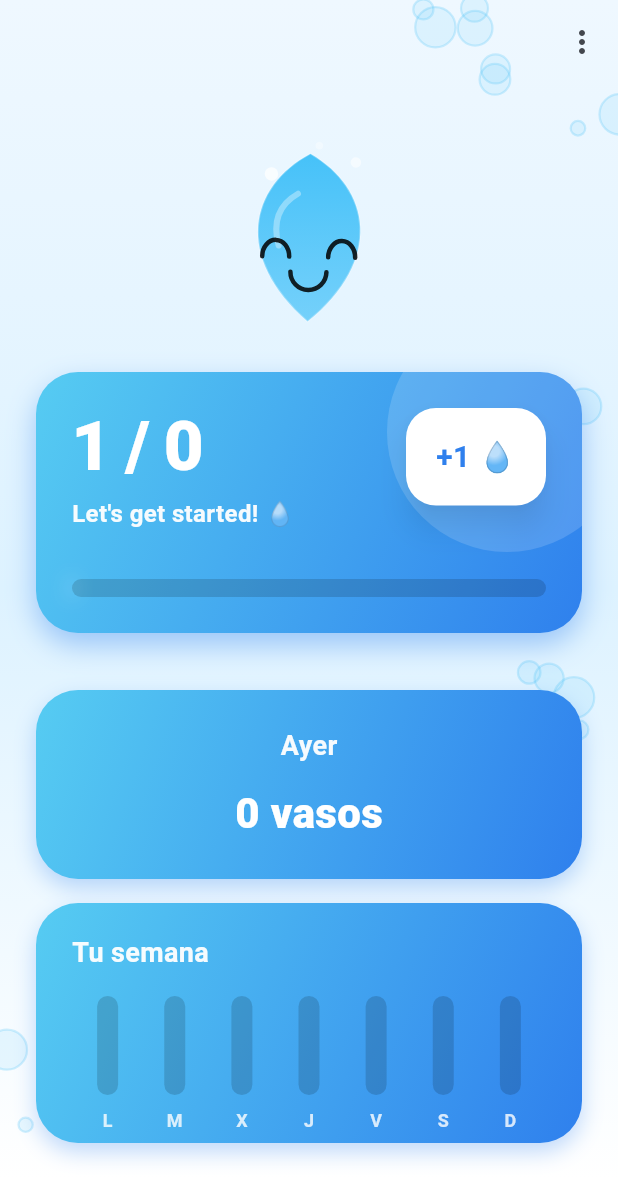
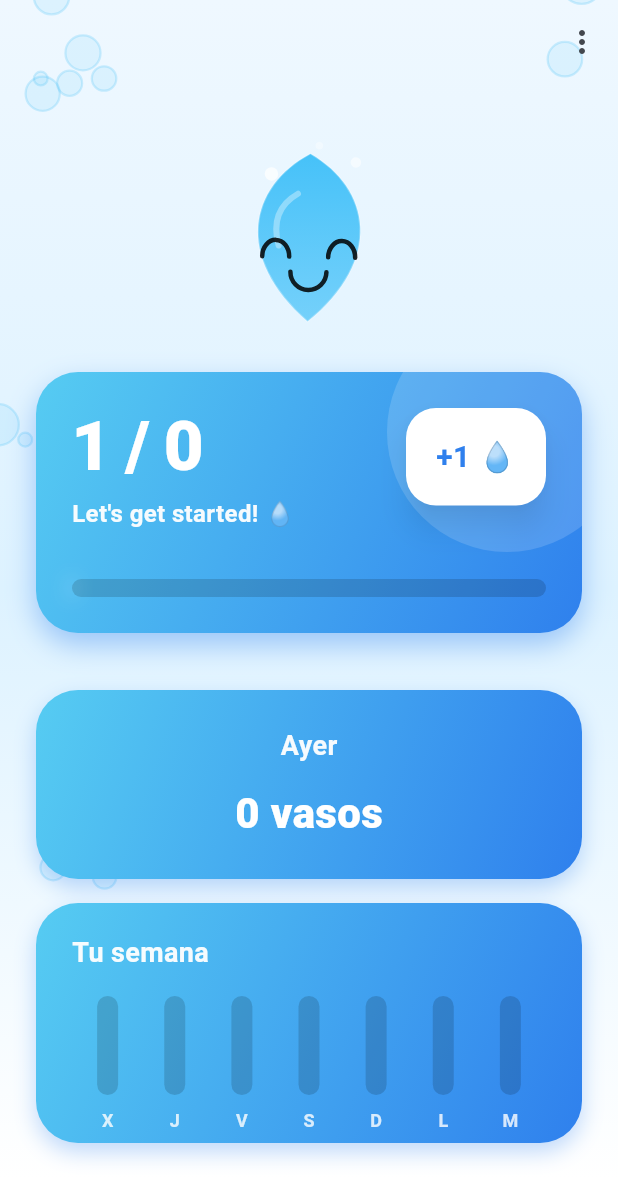
Before and after one commit to Maxigon87/tomatelo, a Flutter app: the HomeScreen screen opened directly, after a tap on "+1 💧", on a phone screen of 412 x 824 dp. Shown: the top 1201 px of the screen. Run offline on Flutter 3.47's test engine with Material 3 defaults, Android fonts, the phone set to English and light mode, and no system bars; drawn by our look-alikes of fl_chart; our stand-ins replace audioplayers, awesome_notifications, shared_preferences, vibration; missing offline and left inert: home_widget; accounts and stored records are empty.

Commit message:
feat: implement UI screens and water-themed visual components

```diff
--- a/lib/screens/home_screen.dart
+++ b/lib/screens/home_screen.dart
@@ -19,7 +19,7 @@ class HomeScreen extends StatefulWidget {
   State<HomeScreen> createState() => _HomeScreenState();
 }
 
-class _HomeScreenState extends State<HomeScreen> {
+class _HomeScreenState extends State<HomeScreen> with WidgetsBindingObserver {
   final _storageService = StorageService();
   final _hydrationEngine = const HydrationEngine();
   final _notificationService = NotificationService.instance;
@@ -31,8 +31,8 @@ class _HomeScreenState extends State<HomeScreen> {
   bool _goalCelebrated = false;
   bool _tooMuchWaterWarned = false;
   HydrationAdvice? _hydrationAdvice;
-  late final DateTime _dayStartTime;
-  late final DateTime _dayEndTime;
+  late DateTime _dayStartTime;
+  late DateTime _dayEndTime;
   DateTime _now = DateTime.now();
   late final Duration _hydrationRefresh;
   Widget? _friendlyMessage;
@@ -42,12 +42,23 @@ class _HomeScreenState extends State<HomeScreen> {
   @override
   void initState() {
     super.initState();
-    final today = DateTime.now();
-    _dayStartTime = DateTime(today.year, today.month, today.day, 8);
-    _dayEndTime = DateTime(today.year, today.month, today.day, 22);
+    WidgetsBinding.instance.addObserver(this);
     _hydrationRefresh = const Duration(minutes: 1);
     _initializeScreen();
     _startAdvisorRefresh();
+  }
+
+  @override
+  void dispose() {
+    WidgetsBinding.instance.removeObserver(this);
+    super.dispose();
+  }
+
+  @override
+  void didChangeAppLifecycleState(AppLifecycleState state) {
+    if (state == AppLifecycleState.resumed) {
+      _initializeScreen();
+    }
   }
 
   void _startAdvisorRefresh() {
@@ -86,6 +97,9 @@ class _HomeScreenState extends State<HomeScreen> {
   }
 
   Future<void> _initializeScreen() async {
+    final today = DateTime.now();
+    _dayStartTime = DateTime(today.year, today.month, today.day, 8);
+    _dayEndTime = DateTime(today.year, today.month, today.day, 22);
     await _resetDataAtMidnight();
     await _syncFromWidget();
     await _loadData();
--- a/lib/screens/inicio_screen.dart
+++ b/lib/screens/inicio_screen.dart
@@ -17,7 +17,7 @@ class InicioScreen extends StatelessWidget {
               children: [
                 const Spacer(flex: 3),
                 const Image(
-                  image: AssetImage('assets/images/icono.png'),
+                  image: AssetImage('assets/images/logo.png'),
                   height: 180,
                 ),
                 const SizedBox(height: 24),
--- a/lib/theme/app_theme.dart
+++ b/lib/theme/app_theme.dart
@@ -165,7 +165,9 @@ class _AnimatedBubblesState extends State<AnimatedBubbles> with SingleTickerProv
   }
 
   void _initBubbles(Size size) {
-    if (_initialized && size == _cachedSize) return;
+    if (_initialized) {
+      return;
+    }
     _cachedSize = size;
     _initialized = true;
     _bubbles.clear();
--- a/lib/widgets/droplet_animation.dart
+++ b/lib/widgets/droplet_animation.dart
@@ -76,17 +76,6 @@ class _DropletAnimationState extends State<DropletAnimation>
                   ),
                 ),
               ),
-              if (t > 0.55)
-                Positioned(
-                  top: 150,
-                  child: Opacity(
-                    opacity: splashOpacity.toDouble(),
-                    child: CustomPaint(
-                      size: const Size(120, 40),
-                      painter: _SplashPainter(progress: (t - 0.55) / 0.45),
-                    ),
-                  ),
-                ),
             ],
           );
         },
@@ -94,42 +83,3 @@ class _DropletAnimationState extends State<DropletAnimation>
     );
   }
 }
-
-class _SplashPainter extends CustomPainter {
-  final double progress;
-
-  _SplashPainter({required this.progress});
-
-  @override
-  void paint(Canvas canvas, Size size) {
-    final p = progress.clamp(0.0, 1.0);
-    final paint = Paint()
-      ..color = const Color(0xFF81D4FA).withValues(alpha: (1 - p) * 0.8)
-      ..style = PaintingStyle.fill;
-
-    final width = size.width * (0.2 + (p * 0.8));
-    final height = size.height * (0.25 + p * 0.6);
-    final rect = Rect.fromCenter(
-      center: Offset(size.width / 2, size.height * 0.75),
-      width: width,
-      height: height,
-    );
-
-    canvas.drawOval(rect, paint);
-
-    final dropPaint = Paint()
-      ..color = const Color(0xFF4FC3F7).withValues(alpha: 0.5 * (1 - p))
-      ..style = PaintingStyle.fill;
-
-    for (int i = 0; i < 4; i++) {
-      final x = size.width / 2 + cos(i * pi / 3) * (12 + p * 40);
-      final y = size.height * 0.72 - sin(i * pi / 3) * (8 + p * 12);
-      canvas.drawCircle(Offset(x, y), 3 + 2 * (1 - p), dropPaint);
-    }
-  }
-
-  @override
-  bool shouldRepaint(covariant _SplashPainter oldDelegate) {
-    return oldDelegate.progress != progress;
-  }
-}
--- a/lib/widgets/weekly_chart.dart
+++ b/lib/widgets/weekly_chart.dart
@@ -69,13 +69,15 @@ class WeeklyChart extends StatelessWidget {
                       getTitlesWidget: (value, meta) {
                         const labels = ['L', 'M', 'X', 'J', 'V', 'S', 'D'];
                         final i = value.toInt();
-                        if (i < 0 || i >= labels.length) {
+                        if (i < 0 || i >= 7) {
                           return const SizedBox.shrink();
                         }
+                        final date = DateTime.now().subtract(Duration(days: 7 - i));
+                        final label = labels[date.weekday - 1];
                         return Padding(
                           padding: const EdgeInsets.only(top: 8),
                           child: Text(
-                            labels[i],
+                            label,
                             style: TextStyle(
                               color: Colors.white.withValues(alpha: 0.8),
                               fontWeight: FontWeight.w600,
```
